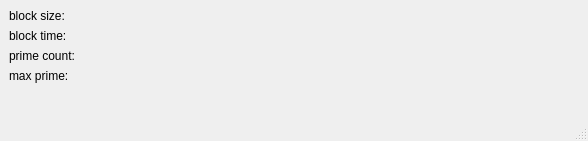
This is main_window.ui in WinterWonderland/pyPrimeSearch as Qt 5 draws it before an edit. The edited form follows.
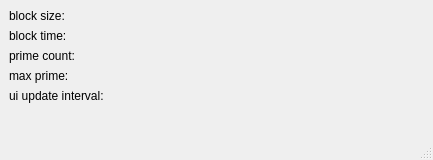
This is the edited form.

Commit message: set update ui interval to 5 times of ui update time

Diff of the .ui file:
```diff
--- a/main_window.ui
+++ b/main_window.ui
@@ -6,8 +6,8 @@
    <rect>
     <x>0</x>
     <y>0</y>
-    <width>588</width>
-    <height>141</height>
+    <width>433</width>
+    <height>160</height>
    </rect>
   </property>
   <property name="windowTitle">
@@ -53,6 +53,13 @@
         </item>
        </layout>
       </item>
+      <item>
+       <widget class="QLabel" name="label_uiupdateinterval">
+        <property name="text">
+         <string>ui update interval:</string>
+        </property>
+       </widget>
+      </item>
       <item>
        <spacer name="verticalSpacer">
         <property name="orientation">
```
Left out of the diff: 2 changed lines with no effect on the pictures. The commit also changes 3 other files.
